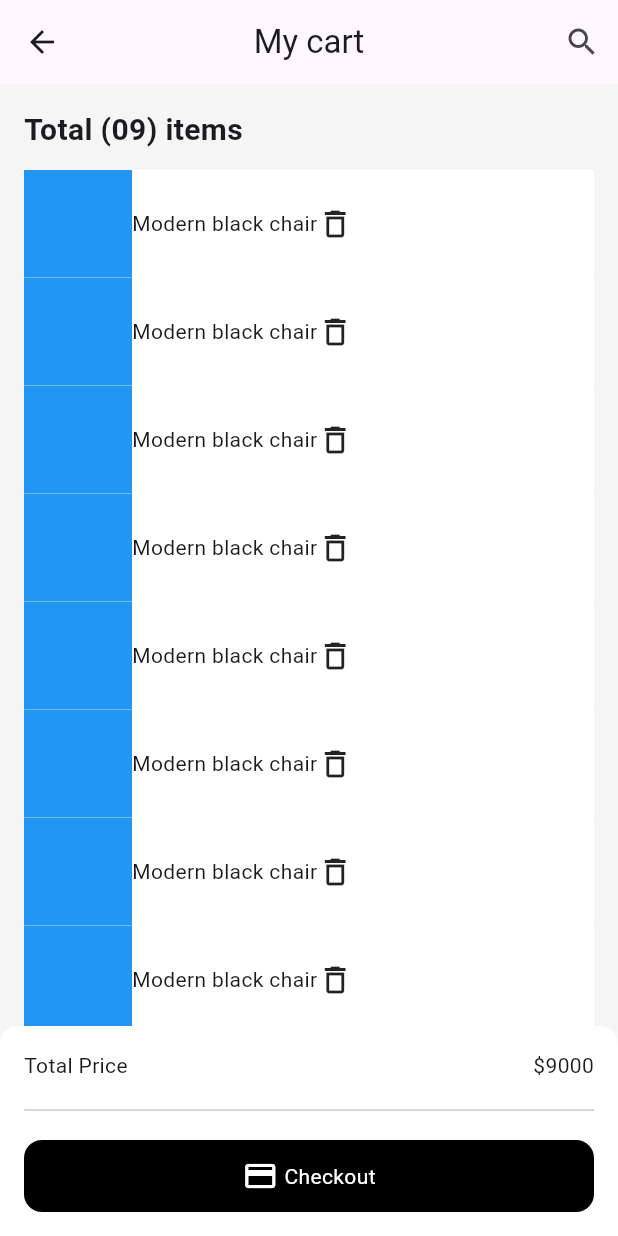
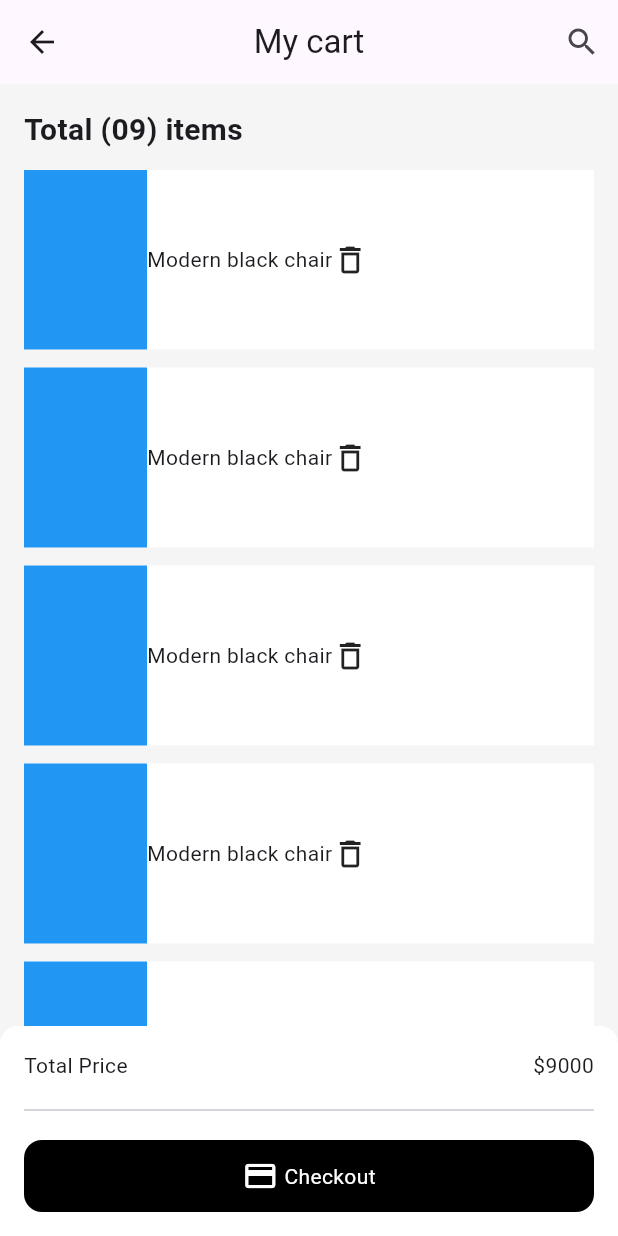
Before and after one commit to JAICHANGPARK/flutter_notebook_chapter_49, a Flutter app: the FurnitureCartPage screen opened directly, on a phone screen of 412 x 824 dp. Run offline on Flutter 3.47's test engine with Material 3 defaults, Android fonts, the phone set to English and light mode, and no system bars; our stand-ins replace dots_indicator, gap, google_fonts.

Commit message:
Update furniture_cart_page.dart

```diff
--- a/lib/ep2460_furniture_app/ui/furniture_cart_page.dart
+++ b/lib/ep2460_furniture_app/ui/furniture_cart_page.dart
@@ -36,12 +36,13 @@ class _FurnitureCartPageState extends State<FurnitureCartPage> {
                     child: ListView.builder(
                       itemBuilder: (context, index) {
                         return Container(
+                          margin: EdgeInsets.only(bottom: 12),
                           decoration: BoxDecoration(color: Colors.white),
                           child: Row(
                             children: [
                               Container(
-                                height: 72,
-                                width: 72,
+                                height: 120,
+                                width: 82,
                                 color: Colors.blue,
                               ),
                               Expanded(
```
